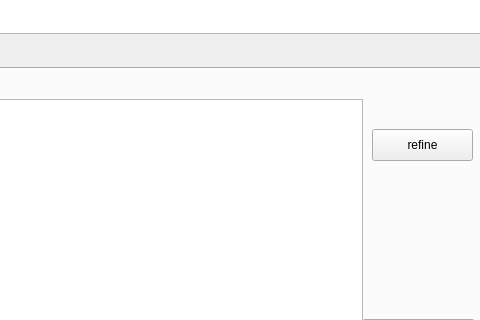
This is mainwindow.ui in stefanmarjanovic/Comp as Qt 5 draws it before an edit; both pictures show x 420 to 900 and y 87 to 407 of the 900 by 517 pixel window. The edited form follows.
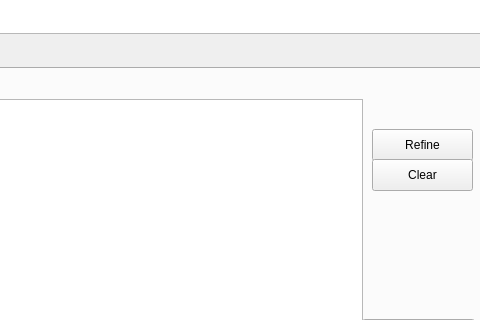
This is the edited form. Icons and pictures are not drawn.

Diff of the .ui file:
```diff
--- a/mainwindow.ui
+++ b/mainwindow.ui
@@ -154,7 +154,20 @@
        </rect>
       </property>
       <property name="text">
-       <string>refine</string>
+       <string>Refine</string>
+      </property>
+     </widget>
+     <widget class="QPushButton" name="Clear">
+      <property name="geometry">
+       <rect>
+        <x>790</x>
+        <y>90</y>
+        <width>101</width>
+        <height>32</height>
+       </rect>
+      </property>
+      <property name="text">
+       <string>Clear</string>
       </property>
      </widget>
     </widget>
```
